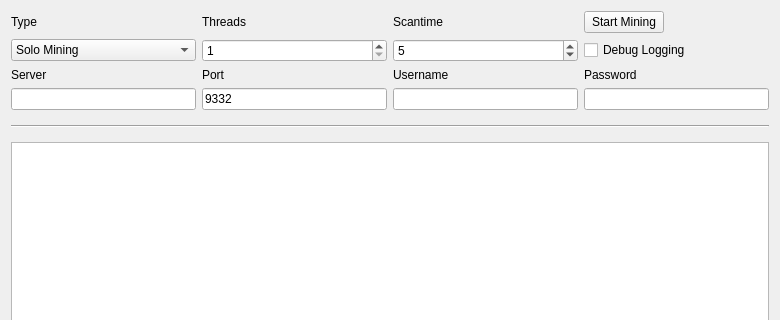
Before: the Qt Designer form src/qt/forms/miningpage.ui in MrSmee/compare-icoin, drawn with Qt 5; both pictures show x 0 to 780 and y 0 to 320 of the 780 by 636 pixel window.
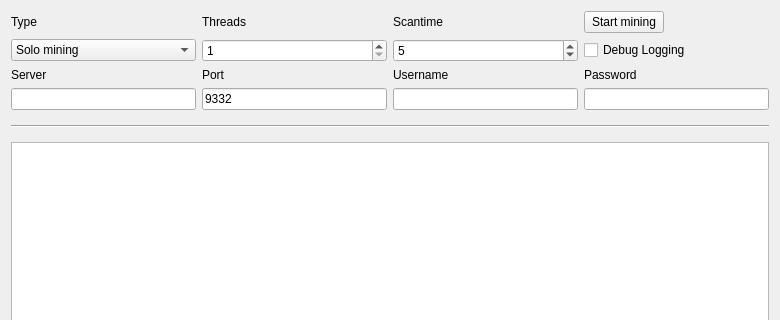
After: the same form once the commit is applied.

```diff
--- a/src/qt/forms/miningpage.ui
+++ b/src/qt/forms/miningpage.ui
@@ -83,7 +83,7 @@
       </sizepolicy>
      </property>
      <property name="text">
-      <string>Start Mining</string>
+      <string>Start mining</string>
      </property>
     </widget>
    </item>
@@ -202,7 +202,7 @@
      </property>
      <item>
       <property name="text">
-       <string>Solo Mining</string>
+       <string>Solo mining</string>
       </property>
      </item>
      <item>
```
Left out of the diff: 4 changed lines with no effect on the pictures.
